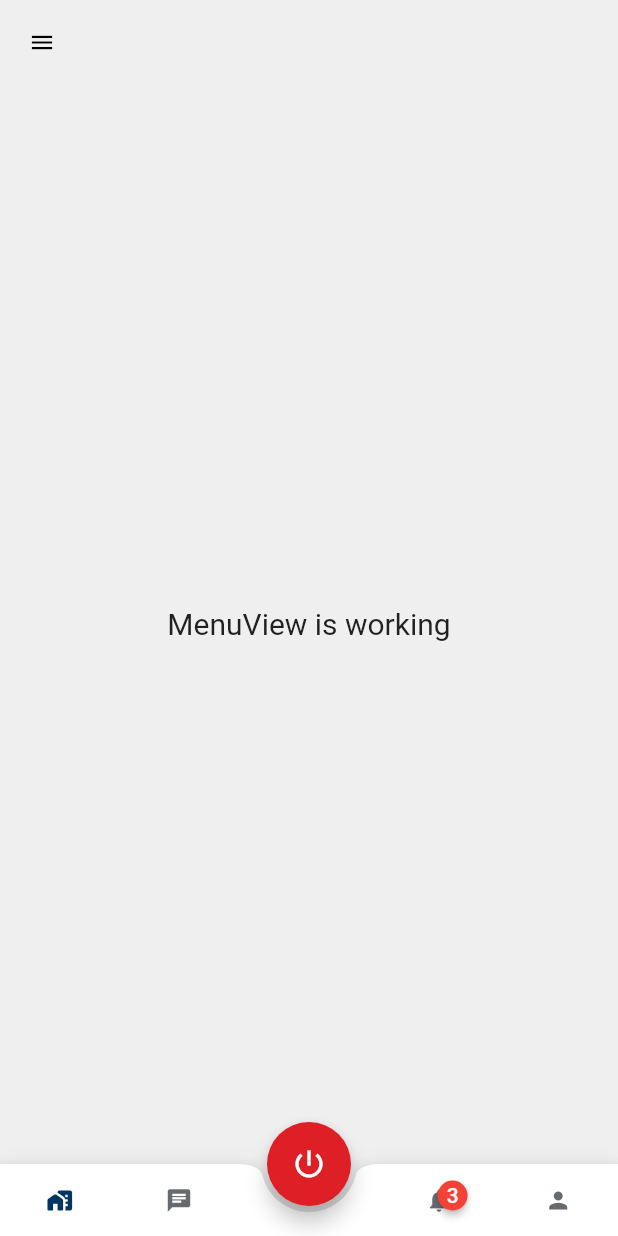
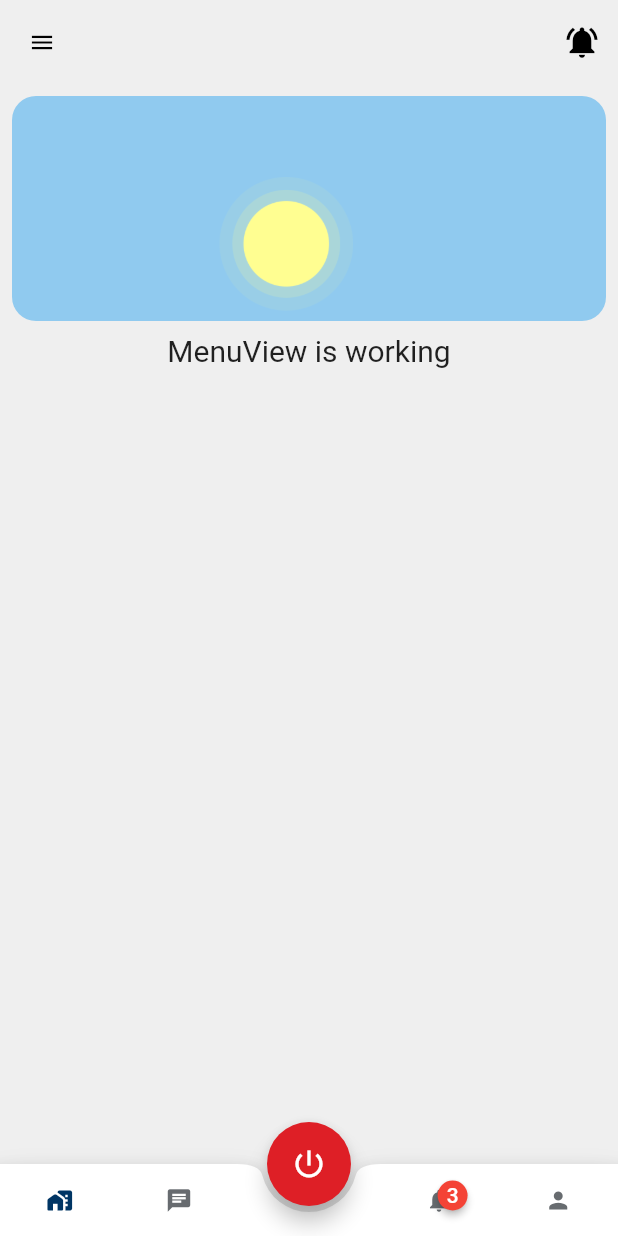
Before and after one commit to widehorizons/SchoolEveryWhere2, a Flutter app: the screen it shows after launch, on a phone screen of 412 x 824 dp. Run offline on Flutter 3.47's test engine with Material 2 defaults, Android fonts, the phone set to English and light mode, and no system bars; drawn by our look-alikes of badges; our stand-ins replace get.

Commit message:
welcome Container

```diff
--- /dev/null
+++ b/lib/app/config/Constants/dimensions.dart
@@ -0,0 +1,3 @@
+const ksmallMargin = 8.0;
+const kMediumMargin = 16.0;
+const kLargeMargin = 32.0;
--- a/lib/app/modules/menu/views/menu_view.dart
+++ b/lib/app/modules/menu/views/menu_view.dart
@@ -1,27 +1,48 @@
 import 'package:flutter/material.dart';
 
 import 'package:get/get.dart';
+import 'package:school_every_where_v2/app/config/Constants/dimensions.dart';
 import 'package:school_every_where_v2/app/config/theme/theme.dart';
 
 import '../../../widgets/custom_drawer.dart';
+import '../../../widgets/day_night_greating.dart';
 import '../controllers/menu_controller.dart';
 
 class MenuView extends GetView<MenuController> {
   const MenuView({Key? key}) : super(key: key);
   @override
   Widget build(BuildContext context) {
-    return Scaffold(
+    return SafeArea(
+      child: Scaffold(
         appBar: AppBar(
+
           backgroundColor: AppColors.scaffoldBackgroundColor,
           iconTheme: const IconThemeData(color: AppColors.black),
+          actions: [
+            IconButton(
+                splashRadius: 15,
+                onPressed: () {},
+                icon: const Icon(
+                  Icons.notifications_active,
+                  size: 25,
+                ))
+          ],
         ),
         drawer: const CustomDrawer(),
-      body: const Center(
+        body: SingleChildScrollView(
+          child: Column(
+            children: const [
+              DayNightGreetingBanner(),
+              Center(
                 child: Text(
                   'MenuView is working',
                   style: TextStyle(fontSize: 20),
                 ),
               ),
+            ],
+          ),
+        ),
+      ),
     );
   }
 }
--- /dev/null
+++ b/lib/app/widgets/day_night_greating.dart
@@ -0,0 +1,74 @@
+import 'dart:math';
+
+import 'package:flutter/material.dart';
+
+import '../config/Constants/dimensions.dart';
+import 'sun_moon.dart';
+
+/// [Widget] for rendering the box container of the sun and moon.
+class DayNightGreetingBanner extends StatelessWidget {
+  const DayNightGreetingBanner({Key? key}) : super(key: key);
+
+  /// Get the background color of the container, representing the time of day
+  Color? getColor(bool isDay, bool isDusk) {
+    if (!isDay) {
+      return Colors.blueGrey[900];
+    }
+    if (isDusk) {
+      return Colors.orange[400];
+    }
+    return Colors.blue[200];
+  }
+
+  double mapRange(
+    double value,
+    double iMin,
+    double iMax, [
+    double oMin = 0,
+    double oMax = 1,
+  ]) {
+    return ((value - iMin) * (oMax - oMin)) / (iMax - iMin) + oMin;
+  }
+
+  @override
+  Widget build(BuildContext context) {
+    final timeState = DateTime.now();
+    final hour = timeState.hour;
+    final isDay = hour >= 6 && hour <= 18;
+    final isDusk = hour >= 16 && hour <= 18;
+
+    final displace = mapRange(timeState.hour * 1.0, 0, 23);
+
+    return AnimatedContainer(
+      padding: const EdgeInsets.symmetric(horizontal: 32),
+      margin: const EdgeInsets.all(ksmallMargin),
+      decoration: BoxDecoration(
+          backgroundBlendMode: BlendMode.darken,
+          color: getColor(isDay, isDusk),
+          borderRadius: const BorderRadius.all(Radius.circular(kMediumMargin))),
+      height: 150,
+      duration: const Duration(seconds: 1),
+      child: LayoutBuilder(
+        builder: (context, constraints) {
+          final maxWidth = constraints.maxWidth.round() - 100.0;
+          final top = sin(pi * displace) * 1.5;
+          final left = maxWidth * displace;
+          return Stack(
+            alignment: Alignment.center,
+            children: <Widget>[
+              AnimatedPositioned(
+                curve: Curves.ease,
+                bottom: top,
+                left: left,
+                duration: const Duration(milliseconds: 200),
+                child: SunMoon(
+                  isSun: isDay,
+                ),
+              ),
+            ],
+          );
+        },
+      ),
+    );
+  }
+}
--- /dev/null
+++ b/lib/app/widgets/sun_moon.dart
@@ -0,0 +1,56 @@
+import 'package:flutter/material.dart';
+
+/// [Widget] for rendering the Sun and Moon Asset
+class SunMoon extends StatelessWidget {
+  /// Whether currently the Sun is displayed
+  final bool? isSun;
+
+  /// Initialize the Class
+  const SunMoon({
+    Key? key,
+    this.isSun,
+  }) : super(key: key);
+
+  @override
+  Widget build(BuildContext context) {
+    return SizedBox(
+      width: 100.0,
+      child: AnimatedSwitcher(
+        switchInCurve: Curves.ease,
+        switchOutCurve: Curves.ease,
+        duration: const Duration(milliseconds: 250),
+        child: isSun!
+            ? Container(
+                key: const ValueKey(1),
+                child: const Image(
+                  image: AssetImage(
+                    "assets/sun.png",
+                  ),
+                ))
+            : Container(
+                key: const ValueKey(2),
+                child: const Image(
+                  image: AssetImage("assets/moon.png"),
+                ),
+              ),
+        transitionBuilder: (child, anim) {
+          return ScaleTransition(
+            scale: anim,
+            child: FadeTransition(
+              opacity: anim,
+              child: SlideTransition(
+                position: anim.drive(
+                  Tween(
+                    begin: const Offset(0, 4),
+                    end: const Offset(0, 0),
+                  ),
+                ),
+                child: child,
+              ),
+            ),
+          );
+        },
+      ),
+    );
+  }
+}
--- a/pubspec.yaml
+++ b/pubspec.yaml
@@ -3,7 +3,7 @@ version: 1.0.0+1
 publish_to: none
 description: A new Flutter project.
 environment:
-  sdk: '>=2.18.0 <3.0.0'
+  sdk: ">=2.18.0 <3.0.0"
 
 dependencies:
   cupertino_icons: ^1.0.2
@@ -20,3 +20,5 @@ dev_dependencies:
 
 flutter:
   uses-material-design: true
+  assets:
+    - assets/
```
Also changed, not shown: assets/moon.png (added), assets/sun.png (added). Lines whose indentation alone changed are shown as unchanged.
